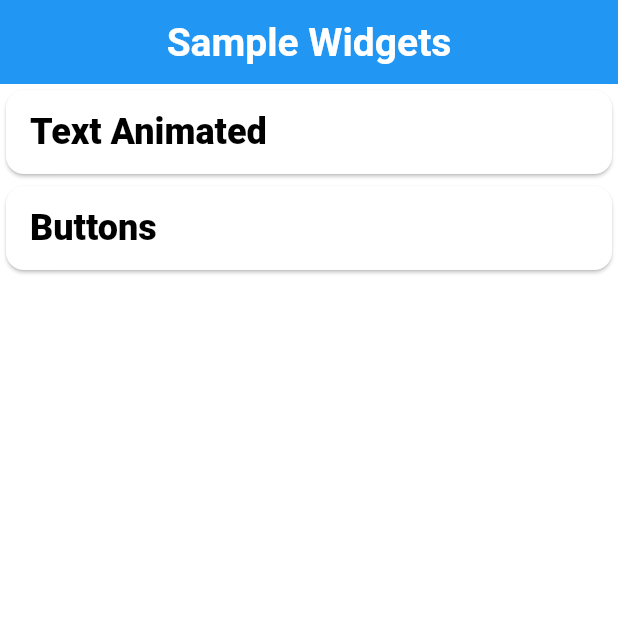
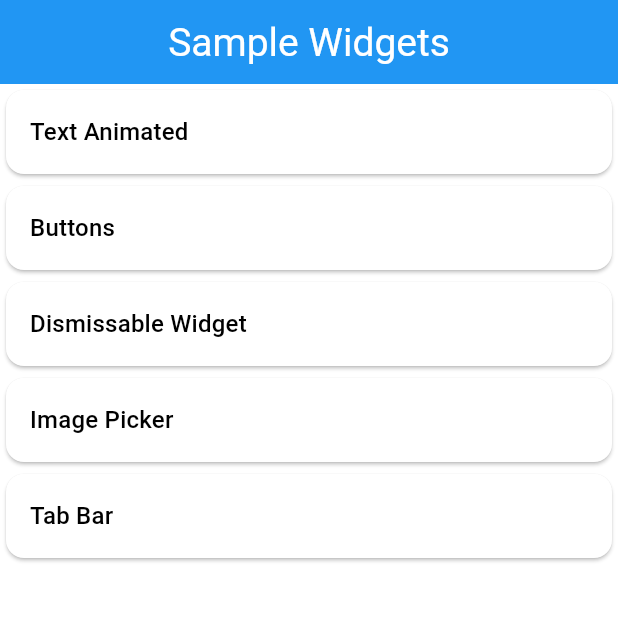
Before and after one commit to Akash006/flutter_portfolio, a Flutter app: the screen it shows after launch, on a phone screen of 412 x 824 dp, the top half of it. Run offline on Flutter 3.47's test engine with Material 3 defaults, Android fonts, the phone set to English and light mode, and no system bars; our stand-ins replace animated_text_kit, go_router, image_picker; Roboto replaces fonts that are missing (Raleway).

Commit message:
Adding tabBar and Image Picker

```diff
--- a/lib/Routes/appRouteConfig.dart
+++ b/lib/Routes/appRouteConfig.dart
@@ -4,6 +4,9 @@ import 'package:go_router/go_router.dart';
 import 'package:flutter_portfolio/routes/appRouteConstants.dart';
 import 'package:flutter_portfolio/widgets/animatedtext.dart';
 import 'package:flutter_portfolio/widgets/buttons.dart';
+import 'package:flutter_portfolio/widgets/dismissable.dart';
+import 'package:flutter_portfolio/widgets/imagePicker.dart';
+import 'package:flutter_portfolio/widgets/tabBar.dart';
 
 class MyAppRouter {
   GoRouter router = GoRouter(
@@ -23,6 +26,21 @@ class MyAppRouter {
         path: '/buttonsWidget',
         builder: (context, state) => const ButtonWidget(),
       ),
+      GoRoute(
+        name: MyAppRouteConstants.dismissableWidgetRouteName,
+        path: '/dismissableWidget',
+        builder: (context, state) => const MyDismissableWidget(),
+      ),
+      GoRoute(
+        name: MyAppRouteConstants.imagePickerWidgetRouteName,
+        path: '/imagePickerWidget',
+        builder: (context, state) => const MyImagePickerWidget(),
+      ),
+      GoRoute(
+        name: MyAppRouteConstants.tabBarWidgetRouteName,
+        path: '/tabBarWidget',
+        builder: (context, state) => const TabBarWidget(),
+      ),
     ],
   );
 }
--- a/lib/Routes/appRouteConstants.dart
+++ b/lib/Routes/appRouteConstants.dart
@@ -2,4 +2,7 @@ class MyAppRouteConstants {
   static const String animatedWidgetRouteName = 'animatedWidget';
   static const String homeWidgetRouteName = 'homeWidget';
   static const String buttonWidgetRouteName = 'buttonsWidget';
+  static const String dismissableWidgetRouteName = 'dismissableWidget';
+  static const String imagePickerWidgetRouteName = 'imagePickerWidget';
+  static const String tabBarWidgetRouteName = 'tabBarWidget';
 }
--- a/lib/widgets/appBar.dart
+++ b/lib/widgets/appBar.dart
@@ -9,7 +9,6 @@ class AppbarWidget extends StatelessWidget implements PreferredSizeWidget{
     return AppBar(
       title: Text(titleText,
         style: TextStyle(
-          fontWeight: FontWeight.bold,
           color: Colors.white,
         ),
       ),
--- a/lib/widgets/home.dart
+++ b/lib/widgets/home.dart
@@ -6,8 +6,8 @@ class HomeWidget extends StatelessWidget {
   HomeWidget({super.key});
 
   Map routeData = {
-    'widget': ["Text Animated", "Buttons" ],
-    'widgetRouteName': ["animatedWidget", "buttonsWidget" ],
+    'widget': ["Text Animated", "Buttons", "Dismissable Widget", "Image Picker", "Tab Bar" ],
+    'widgetRouteName': ["animatedWidget", "buttonsWidget", "dismissableWidget", "imagePickerWidget", "tabBarWidget" ]
   };
 
   @override
@@ -16,21 +16,20 @@ class HomeWidget extends StatelessWidget {
       appBar: AppbarWidget(titleText: "Sample Widgets"),
       body: Container(
         child: ListView.builder(
-          itemCount: routeData["widget"].length,
+            itemCount: routeData["widget"].length,
             itemBuilder: (ctx, index) {
               return Card(
                 child: ListTile(
-                  title: Text(routeData["widget"][index],
-                    style: Theme.of(context).textTheme.displayMedium,
+                  title: Text(
+                    routeData["widget"][index],
+                    style: Theme.of(context).textTheme.titleMedium,
                   ),
-                  onTap: (){
-                    print('/${routeData["widgetRouteName"][index]}');
+                  onTap: () {
                     context.push('/${routeData["widgetRouteName"][index]}');
                   },
                 ),
               );
-            }
-        ),
+            }),
       ),
     );
   }
--- a/pubspec.yaml
+++ b/pubspec.yaml
@@ -37,6 +37,7 @@ dependencies:
   cupertino_icons: ^1.0.8
   go_router: ^14.3.0
   animated_text_kit: ^4.2.2
+  image_picker: ^1.1.2
 
 dev_dependencies:
   flutter_test:
```
Also changed, not shown: lib/widgets/dismissable.dart (added, +64 -0 lines), lib/widgets/imagePicker.dart (added, +66 -0 lines), lib/widgets/tabBar.dart (added, +54 -0 lines), pubspec.lock, 11 other files.
